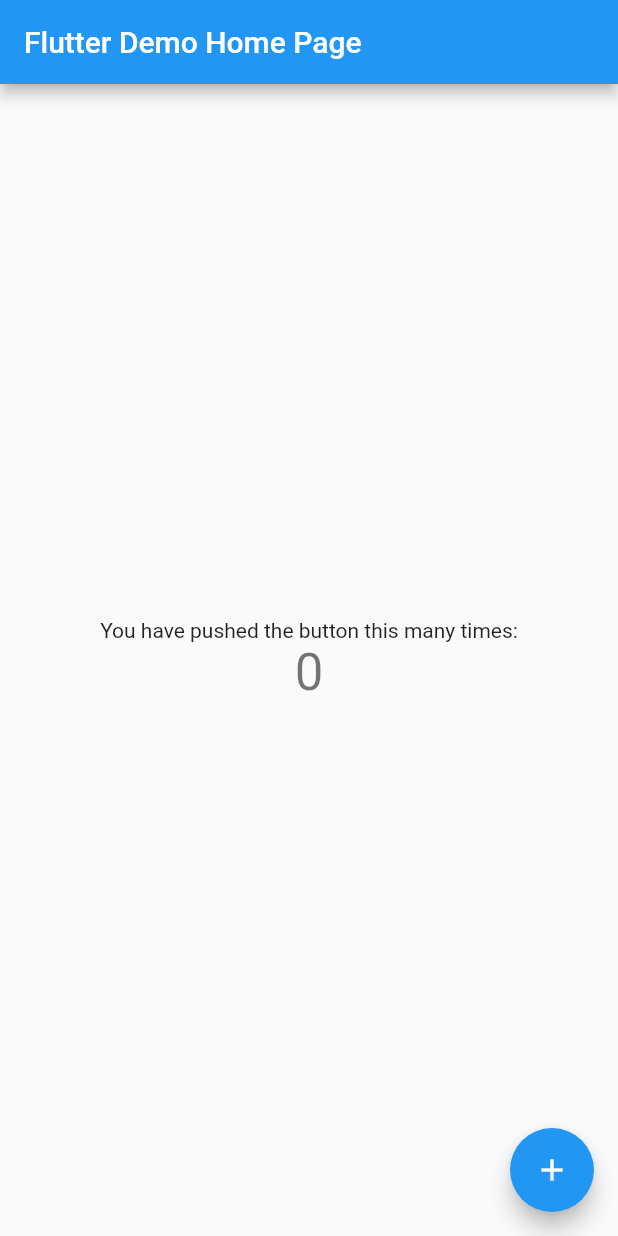
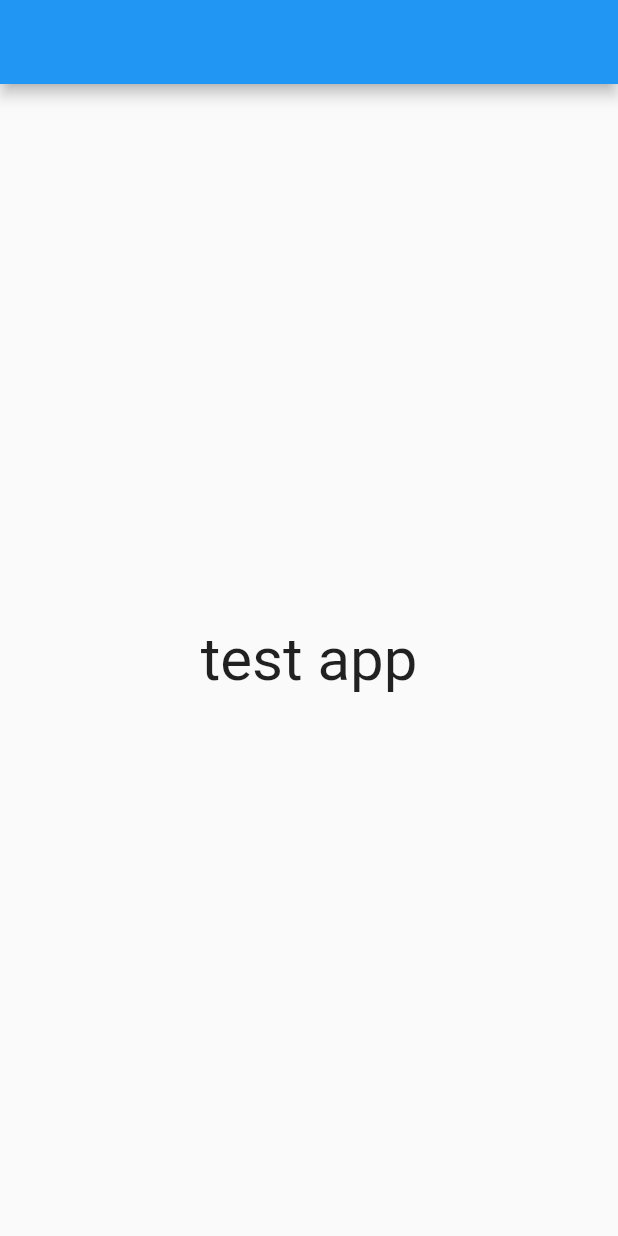
Before and after one commit to MohammedHameds/Skin-Cancer-Detection, a Flutter app: the screen it shows after launch, on a phone screen of 412 x 824 dp. Run offline on Flutter 3.47's test engine with Material 2 defaults, Android fonts, the phone set to English and light mode, and no system bars.

Commit message:
Created homepage

```diff
--- /dev/null
+++ b/flutter_application_1/lib/HomePage.dart
@@ -0,0 +1,22 @@
+import 'package:flutter/material.dart';
+
+class HomePage extends StatefulWidget {
+  const HomePage({ Key? key }) : super(key: key);
+
+  @override
+  State<HomePage> createState() => _HomePageState();
+}
+
+class _HomePageState extends State<HomePage> {
+  @override
+  Widget build(BuildContext context) {
+    return Scaffold(
+      appBar:AppBar(),
+      body:Container(
+        alignment: Alignment.center,
+        child: Text('test app',style: TextStyle(fontSize:40),),
+      )
+
+    );
+  }
+}
--- a/flutter_application_1/lib/main.dart
+++ b/flutter_application_1/lib/main.dart
@@ -1,115 +1,21 @@
 import 'package:flutter/material.dart';
+import 'package:flutter_application_1/HomePage.dart';
+
 
 void main() {
-  runApp(const MyApp());
+  runApp(myapp());
 }
 
-class MyApp extends StatelessWidget {
-  const MyApp({Key? key}) : super(key: key);
 
-  // This widget is the root of your application.
+class myapp extends StatelessWidget {
+
   @override
   Widget build(BuildContext context) {
     return MaterialApp(
-      title: 'Flutter Demo',
-      theme: ThemeData(
-        // This is the theme of your application.
-        //
-        // Try running your application with "flutter run". You'll see the
-        // application has a blue toolbar. Then, without quitting the app, try
-        // changing the primarySwatch below to Colors.green and then invoke
-        // "hot reload" (press "r" in the console where you ran "flutter run",
-        // or simply save your changes to "hot reload" in a Flutter IDE).
-        // Notice that the counter didn't reset back to zero; the application
-        // is not restarted.
-        primarySwatch: Colors.blue,
-      ),
-      home: const MyHomePage(title: 'Flutter Demo Home Page'),
+      debugShowCheckedModeBanner: false,
+      home: HomePage(),
+
+
     );
   }
 }
-
-class MyHomePage extends StatefulWidget {
-  const MyHomePage({Key? key, required this.title}) : super(key: key);
-
-  // This widget is the home page of your application. It is stateful, meaning
-  // that it has a State object (defined below) that contains fields that affect
-  // how it looks.
-
-  // This class is the configuration for the state. It holds the values (in this
-  // case the title) provided by the parent (in this case the App widget) and
-  // used by the build method of the State. Fields in a Widget subclass are
-  // always marked "final".
-
-  final String title;
-
-  @override
-  State<MyHomePage> createState() => _MyHomePageState();
-}
-
-class _MyHomePageState extends State<MyHomePage> {
-  int _counter = 0;
-
-  void _incrementCounter() {
-    setState(() {
-      // This call to setState tells the Flutter framework that something has
-      // changed in this State, which causes it to rerun the build method below
-      // so that the display can reflect the updated values. If we changed
-      // _counter without calling setState(), then the build method would not be
-      // called again, and so nothing would appear to happen.
-      _counter++;
-    });
-  }
-
-  @override
-  Widget build(BuildContext context) {
-    // This method is rerun every time setState is called, for instance as done
-    // by the _incrementCounter method above.
-    //
-    // The Flutter framework has been optimized to make rerunning build methods
-    // fast, so that you can just rebuild anything that needs updating rather
-    // than having to individually change instances of widgets.
-    return Scaffold(
-      appBar: AppBar(
-        // Here we take the value from the MyHomePage object that was created by
-        // the App.build method, and use it to set our appbar title.
-        title: Text(widget.title),
-      ),
-      body: Center(
-        // Center is a layout widget. It takes a single child and positions it
-        // in the middle of the parent.
-        child: Column(
-          // Column is also a layout widget. It takes a list of children and
-          // arranges them vertically. By default, it sizes itself to fit its
-          // children horizontally, and tries to be as tall as its parent.
-          //
-          // Invoke "debug painting" (press "p" in the console, choose the
-          // "Toggle Debug Paint" action from the Flutter Inspector in Android
-          // Studio, or the "Toggle Debug Paint" command in Visual Studio Code)
-          // to see the wireframe for each widget.
-          //
-          // Column has various properties to control how it sizes itself and
-          // how it positions its children. Here we use mainAxisAlignment to
-          // center the children vertically; the main axis here is the vertical
-          // axis because Columns are vertical (the cross axis would be
-          // horizontal).
-          mainAxisAlignment: MainAxisAlignment.center,
-          children: <Widget>[
-            const Text(
-              'You have pushed the button this many times:',
-            ),
-            Text(
-              '$_counter',
-              style: Theme.of(context).textTheme.headline4,
-            ),
-          ],
-        ),
-      ),
-      floatingActionButton: FloatingActionButton(
-        onPressed: _incrementCounter,
-        tooltip: 'Increment',
-        child: const Icon(Icons.add),
-      ), // This trailing comma makes auto-formatting nicer for build methods.
-    );
-  }
-}
```
